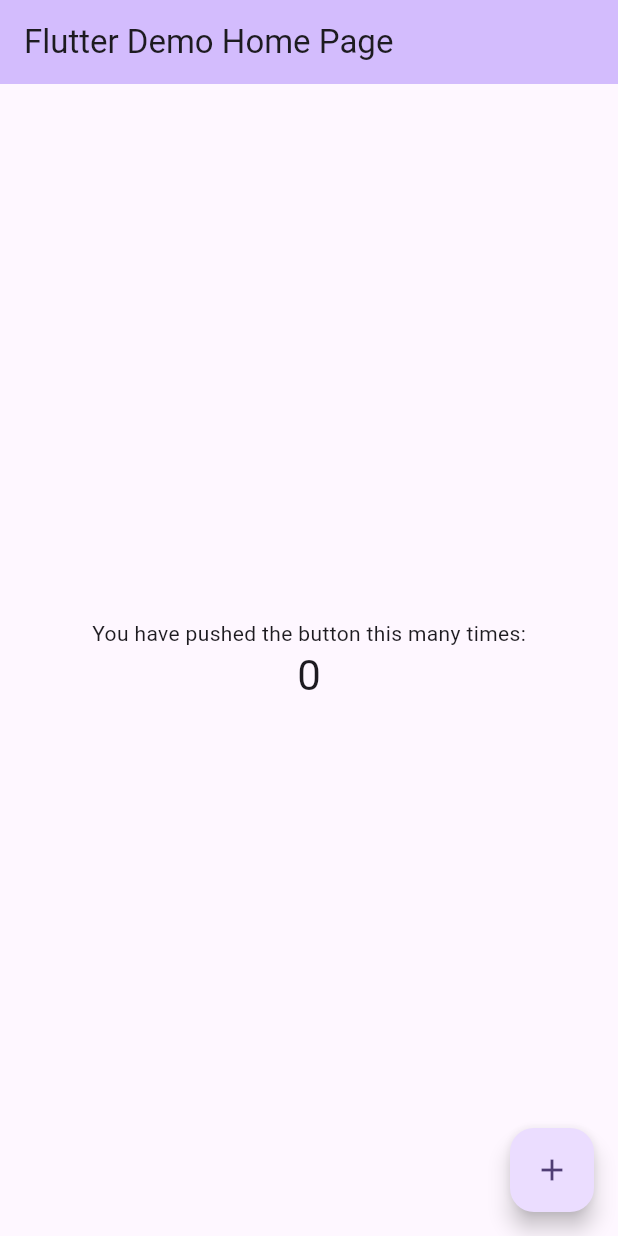
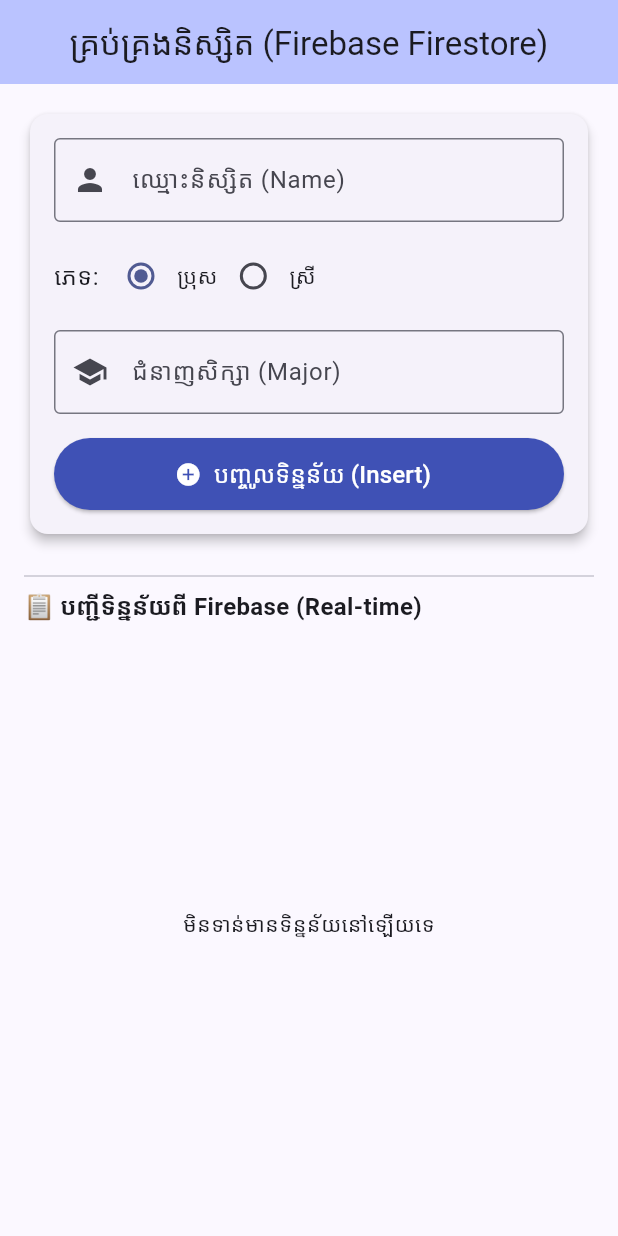
Before and after one commit to som-chanchav/Assignmentteam, a Flutter app: the screen it shows after launch, on a phone screen of 412 x 824 dp. Run offline on Flutter 3.47's test engine with Material 3 defaults, Android fonts, the phone set to English and light mode, and no system bars; our stand-ins replace cloud_firestore, firebase_core; accounts and stored records are empty.

Commit message:
update Architecture Components / Layers របស់ App

```diff
--- a/lib/main.dart
+++ b/lib/main.dart
@@ -1,122 +1,276 @@
 import 'package:flutter/material.dart';
+import 'package:firebase_core/firebase_core.dart';
+import 'package:cloud_firestore/cloud_firestore.dart';
 
-void main() {
+void main() async {
+  WidgetsFlutterBinding.ensureInitialized();
+  await Firebase.initializeApp();
   runApp(const MyApp());
 }
 
 class MyApp extends StatelessWidget {
   const MyApp({super.key});
 
-  // This widget is the root of your application.
   @override
   Widget build(BuildContext context) {
     return MaterialApp(
-      title: 'Flutter Demo',
+      debugShowCheckedModeBanner: false,
+      title: 'Firebase Assignment',
       theme: ThemeData(
-        // This is the theme of your application.
-        //
-        // TRY THIS: Try running your application with "flutter run". You'll see
-        // the application has a purple toolbar. Then, without quitting the app,
-        // try changing the seedColor in the colorScheme below to Colors.green
-        // and then invoke "hot reload" (save your changes or press the "hot
-        // reload" button in a Flutter-supported IDE, or press "r" if you used
-        // the command line to start the app).
-        //
-        // Notice that the counter didn't reset back to zero; the application
-        // state is not lost during the reload. To reset the state, use hot
-        // restart instead.
-        //
-        // This works for code too, not just values: Most code changes can be
-        // tested with just a hot reload.
-        colorScheme: ColorScheme.fromSeed(seedColor: Colors.deepPurple),
+        colorScheme: ColorScheme.fromSeed(seedColor: Colors.indigo),
+        useMaterial3: true,
       ),
-      home: const MyHomePage(title: 'Flutter Demo Home Page'),
+      home: const StudentPage(),
     );
   }
 }
 
-class MyHomePage extends StatefulWidget {
-  const MyHomePage({super.key, required this.title});
-
-  // This widget is the home page of your application. It is stateful, meaning
-  // that it has a State object (defined below) that contains fields that affect
-  // how it looks.
-
-  // This class is the configuration for the state. It holds the values (in this
-  // case the title) provided by the parent (in this case the App widget) and
-  // used by the build method of the State. Fields in a Widget subclass are
-  // always marked "final".
-
-  final String title;
+class StudentPage extends StatefulWidget {
+  const StudentPage({super.key});
 
   @override
-  State<MyHomePage> createState() => _MyHomePageState();
+  State<StudentPage> createState() => _StudentPageState();
 }
 
-class _MyHomePageState extends State<MyHomePage> {
-  int _counter = 0;
+class _StudentPageState extends State<StudentPage> {
+  final TextEditingController _nameController = TextEditingController();
+  final TextEditingController _majorController = TextEditingController();
+  String _selectedGender = 'ប្រុស';
+  bool _isLoading = false;
 
-  void _incrementCounter() {
+  // Collection Reference (ដូចជា Table ឈ្មោះ "students")
+  final CollectionReference _studentsCollection =
+      FirebaseFirestore.instance.collection('students');
+
+  // Function បញ្ចូលទិន្នន័យទៅកាន់ Firestore
+  Future<void> _addStudent() async {
+    final name = _nameController.text.trim();
+    final major = _majorController.text.trim();
+
+    if (name.isEmpty || major.isEmpty) {
+      ScaffoldMessenger.of(context).showSnackBar(
+        const SnackBar(content: Text('សូមបញ្ចូលឈ្មោះ និងជំនាញ!')),
+      );
+      return;
+    }
+
     setState(() {
-      // This call to setState tells the Flutter framework that something has
-      // changed in this State, which causes it to rerun the build method below
-      // so that the display can reflect the updated values. If we changed
-      // _counter without calling setState(), then the build method would not be
-      // called again, and so nothing would appear to happen.
-      _counter++;
+      _isLoading = true;
     });
+
+    try {
+      // Firebase នឹងបង្កើត Collection 'students' ដោយស្វ័យប្រវត្តពេល Add លើកដំបូង
+      await _studentsCollection.add({
+        'name': name,
+        'gender': _selectedGender,
+        'major': major,
+        'createdAt': FieldValue.serverTimestamp(),
+      });
+
+      _nameController.clear();
+      _majorController.clear();
+
+      if (mounted) {
+        ScaffoldMessenger.of(context).showSnackBar(
+          const SnackBar(
+            content: Text('✅ បានបញ្ចូលទិន្នន័យដោយជោគជ័យ!'),
+            backgroundColor: Colors.green,
+          ),
+        );
+      }
+    } catch (e) {
+      if (mounted) {
+        ScaffoldMessenger.of(context).showSnackBar(
+          SnackBar(
+            content: Text('❌ មានបញ្ហា: $e'),
+            backgroundColor: Colors.red,
+          ),
+        );
+      }
+    } finally {
+      if (mounted) {
+        setState(() {
+          _isLoading = false;
+        });
+      }
+    }
+  }
+
+  // Function លុបទិន្នន័យ
+  Future<void> _deleteStudent(String id) async {
+    await _studentsCollection.doc(id).delete();
+  }
+
+  @override
+  void dispose() {
+    _nameController.dispose();
+    _majorController.dispose();
+    super.dispose();
   }
 
   @override
   Widget build(BuildContext context) {
-    // This method is rerun every time setState is called, for instance as done
-    // by the _incrementCounter method above.
-    //
-    // The Flutter framework has been optimized to make rerunning build methods
-    // fast, so that you can just rebuild anything that needs updating rather
-    // than having to individually change instances of widgets.
     return Scaffold(
       appBar: AppBar(
-        // TRY THIS: Try changing the color here to a specific color (to
-        // Colors.amber, perhaps?) and trigger a hot reload to see the AppBar
-        // change color while the other colors stay the same.
+        title: const Text('គ្រប់គ្រងនិស្សិត (Firebase Firestore)'),
+        centerTitle: true,
         backgroundColor: Theme.of(context).colorScheme.inversePrimary,
-        // Here we take the value from the MyHomePage object that was created by
-        // the App.build method, and use it to set our appbar title.
-        title: Text(widget.title),
       ),
-      body: Center(
-        // Center is a layout widget. It takes a single child and positions it
-        // in the middle of the parent.
+      body: Padding(
+        padding: const EdgeInsets.all(16.0),
         child: Column(
-          // Column is also a layout widget. It takes a list of children and
-          // arranges them vertically. By default, it sizes itself to fit its
-          // children horizontally, and tries to be as tall as its parent.
-          //
-          // Column has various properties to control how it sizes itself and
-          // how it positions its children. Here we use mainAxisAlignment to
-          // center the children vertically; the main axis here is the vertical
-          // axis because Columns are vertical (the cross axis would be
-          // horizontal).
-          //
-          // TRY THIS: Invoke "debug painting" (choose the "Toggle Debug Paint"
-          // action in the IDE, or press "p" in the console), to see the
-          // wireframe for each widget.
-          mainAxisAlignment: MainAxisAlignment.center,
-          children: <Widget>[
-            const Text('You have pushed the button this many times:'),
-            Text(
-              '$_counter',
-              style: Theme.of(context).textTheme.headlineMedium,
+          children: [
+            // Card សម្រាប់បញ្ចូលទិន្នន័យ (Input Form)
+            Card(
+              elevation: 3,
+              shape: RoundedRectangleBorder(
+                borderRadius: BorderRadius.circular(12),
+              ),
+              child: Padding(
+                padding: const EdgeInsets.all(16.0),
+                child: Column(
+                  children: [
+                    TextField(
+                      controller: _nameController,
+                      decoration: const InputDecoration(
+                        labelText: 'ឈ្មោះនិស្សិត (Name)',
+                        prefixIcon: Icon(Icons.person),
+                        border: OutlineInputBorder(),
+                      ),
+                    ),
+                    const SizedBox(height: 12),
+                    Row(
+                      children: [
+                        const Text('ភេទ: ', style: TextStyle(fontSize: 16)),
+                        Radio<String>(
+                          value: 'ប្រុស',
+                          groupValue: _selectedGender,
+                          onChanged: (val) =>
+                              setState(() => _selectedGender = val!),
+                        ),
+                        const Text('ប្រុស'),
+                        Radio<String>(
+                          value: 'ស្រី',
+                          groupValue: _selectedGender,
+                          onChanged: (val) =>
+                              setState(() => _selectedGender = val!),
+                        ),
+                        const Text('ស្រី'),
+                      ],
+                    ),
+                    const SizedBox(height: 12),
+                    TextField(
+                      controller: _majorController,
+                      decoration: const InputDecoration(
+                        labelText: 'ជំនាញសិក្សា (Major)',
+                        prefixIcon: Icon(Icons.school),
+                        border: OutlineInputBorder(),
+                      ),
+                    ),
+                    const SizedBox(height: 16),
+                    SizedBox(
+                      width: double.infinity,
+                      height: 48,
+                      child: ElevatedButton.icon(
+                        onPressed: _isLoading ? null : _addStudent,
+                        icon: _isLoading
+                            ? const SizedBox(
+                                width: 20,
+                                height: 20,
+                                child: CircularProgressIndicator(
+                                  strokeWidth: 2,
+                                  color: Colors.white,
+                                ),
+                              )
+                            : const Icon(Icons.add_circle),
+                        label: Text(
+                          _isLoading ? 'កំពុងបញ្ចូល...' : 'បញ្ចូលទិន្នន័យ (Insert)',
+                          style: const TextStyle(fontSize: 16),
+                        ),
+                        style: ElevatedButton.styleFrom(
+                          backgroundColor: Colors.indigo,
+                          foregroundColor: Colors.white,
+                        ),
+                      ),
+                    ),
+                  ],
+                ),
+              ),
+            ),
+            const SizedBox(height: 16),
+            const Divider(),
+            const Align(
+              alignment: Alignment.centerLeft,
+              child: Text(
+                '📋 បញ្ជីទិន្នន័យពី Firebase (Real-time)',
+                style: TextStyle(fontSize: 16, fontWeight: FontWeight.bold),
+              ),
+            ),
+            const SizedBox(height: 8),
+
+            // បង្ហាញបញ្ជីទិន្នន័យផ្ទាល់ពី Firestore (Real-time Stream)
+            Expanded(
+              child: StreamBuilder<QuerySnapshot>(
+                stream: _studentsCollection
+                    .orderBy('createdAt', descending: true)
+                    .snapshots(),
+                builder: (context, snapshot) {
+                  if (snapshot.hasError) {
+                    return Center(child: Text('Error: ${snapshot.error}'));
+                  }
+                  if (snapshot.connectionState == ConnectionState.waiting) {
+                    return const Center(child: CircularProgressIndicator());
+                  }
+
+                  final docs = snapshot.data?.docs ?? [];
+                  if (docs.isEmpty) {
+                    return const Center(
+                      child: Text('មិនទាន់មានទិន្នន័យនៅឡើយទេ'),
+                    );
+                  }
+
+                  return ListView.builder(
+                    itemCount: docs.length,
+                    itemBuilder: (context, index) {
+                      final doc = docs[index];
+                      final data = doc.data() as Map<String, dynamic>;
+                      final name = data['name'] ?? '';
+                      final gender = data['gender'] ?? '';
+                      final major = data['major'] ?? '';
+
+                      return Card(
+                        margin: const EdgeInsets.symmetric(vertical: 6),
+                        child: ListTile(
+                          leading: CircleAvatar(
+                            backgroundColor: gender == 'ប្រុស'
+                                ? Colors.blue.shade100
+                                : Colors.pink.shade100,
+                            child: Icon(
+                              gender == 'ប្រុស' ? Icons.male : Icons.female,
+                              color: gender == 'ប្រុស'
+                                  ? Colors.blue
+                                  : Colors.pink,
+                            ),
+                          ),
+                          title: Text(
+                            name,
+                            style: const TextStyle(fontWeight: FontWeight.bold),
+                          ),
+                          subtitle: Text('ភេទ: $gender | ជំនាញ: $major'),
+                          trailing: IconButton(
+                            icon: const Icon(Icons.delete, color: Colors.red),
+                            onPressed: () => _deleteStudent(doc.id),
+                          ),
+                        ),
+                      );
+                    },
+                  );
+                },
+              ),
             ),
           ],
         ),
       ),
-      floatingActionButton: FloatingActionButton(
-        onPressed: _incrementCounter,
-        tooltip: 'Increment',
-        child: const Icon(Icons.add),
-      ), // This trailing comma makes auto-formatting nicer for build methods.
     );
   }
 }
--- a/pubspec.yaml
+++ b/pubspec.yaml
@@ -34,6 +34,8 @@ dependencies:
   # The following adds the Cupertino Icons font to your application.
   # Use with the CupertinoIcons class for iOS style icons.
   cupertino_icons: ^1.0.8
+  firebase_core: ^3.6.0
+  cloud_firestore: ^5.4.4
 
 dev_dependencies:
   flutter_test:
```
Also changed, not shown: pubspec.lock, 4 other files.
